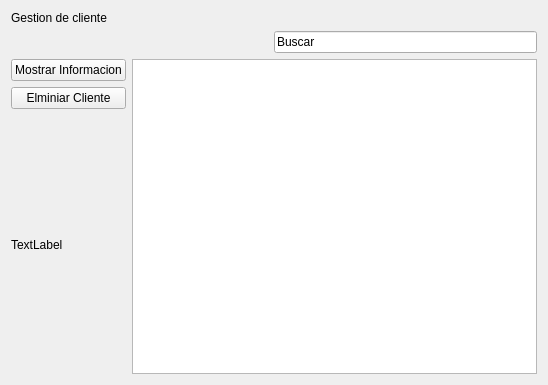
Above: ParkingLotSystem1.0/eliminarclienteb.ui from Jheb1024/Park_lot_System before the change. Below: the same form after it.
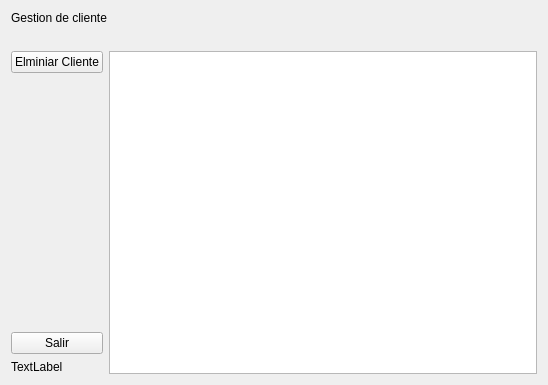
That is the form after the change.

The edit to the form file:
```diff
--- a/ParkingLotSystem1.0/eliminarclienteb.ui
+++ b/ParkingLotSystem1.0/eliminarclienteb.ui
@@ -36,13 +36,6 @@
        </property>
       </spacer>
      </item>
-     <item>
-      <widget class="QLineEdit" name="Buscar_lineEdit">
-       <property name="text">
-        <string>Buscar</string>
-       </property>
-      </widget>
-     </item>
     </layout>
    </item>
    <item row="2" column="0">
@@ -50,19 +43,32 @@
      <item>
       <layout class="QVBoxLayout" name="verticalLayout">
        <item>
-        <widget class="QPushButton" name="pushButton">
-         <property name="text">
-          <string>Mostrar Informacion</string>
-         </property>
-        </widget>
-       </item>
-       <item>
-        <widget class="QPushButton" name="pushButton_2">
+        <widget class="QPushButton" name="Eliminar_pushButton">
          <property name="text">
           <string>Elminiar Cliente</string>
          </property>
         </widget>
        </item>
+       <item>
+        <spacer name="verticalSpacer">
+         <property name="orientation">
+          <enum>Qt::Vertical</enum>
+         </property>
+         <property name="sizeHint" stdset="0">
+          <size>
+           <width>20</width>
+           <height>40</height>
+          </size>
+         </property>
+        </spacer>
+       </item>
+       <item>
+        <widget class="QPushButton" name="Salir_pushButton">
+         <property name="text">
+          <string>Salir</string>
+         </property>
+        </widget>
+       </item>
        <item>
         <widget class="QLabel" name="label_2">
          <property name="text">
@@ -73,7 +79,7 @@
       </layout>
      </item>
      <item>
-      <widget class="QTableWidget" name="tableWidget"/>
+      <widget class="QTableView" name="tableView"/>
      </item>
     </layout>
    </item>
```
